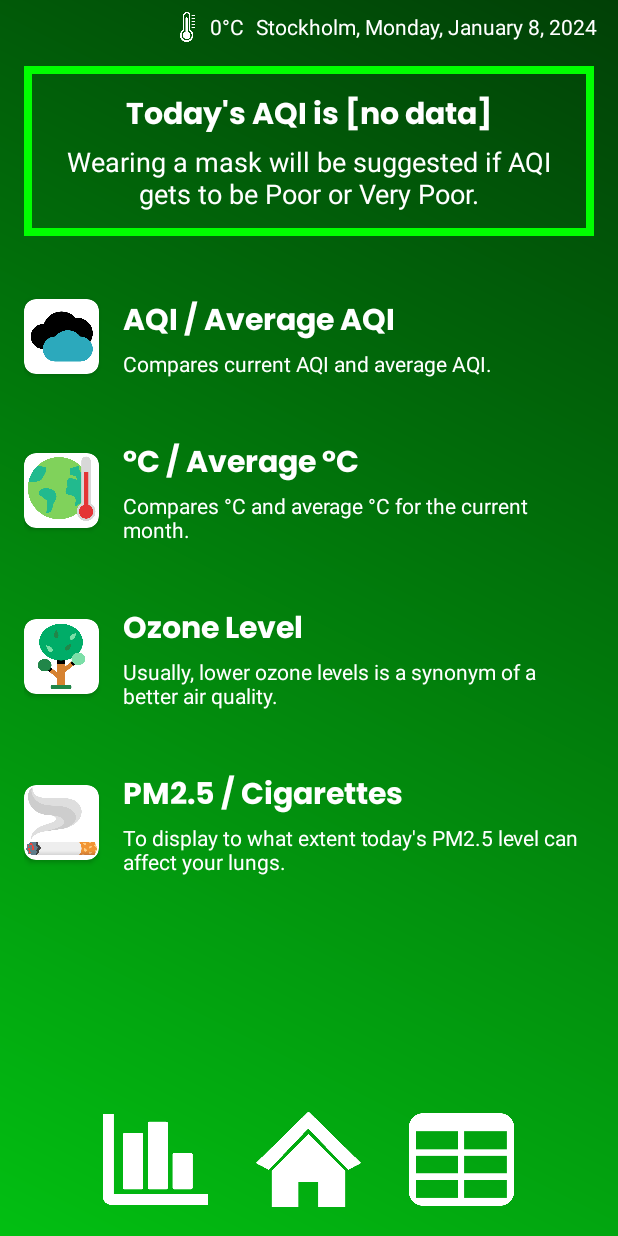
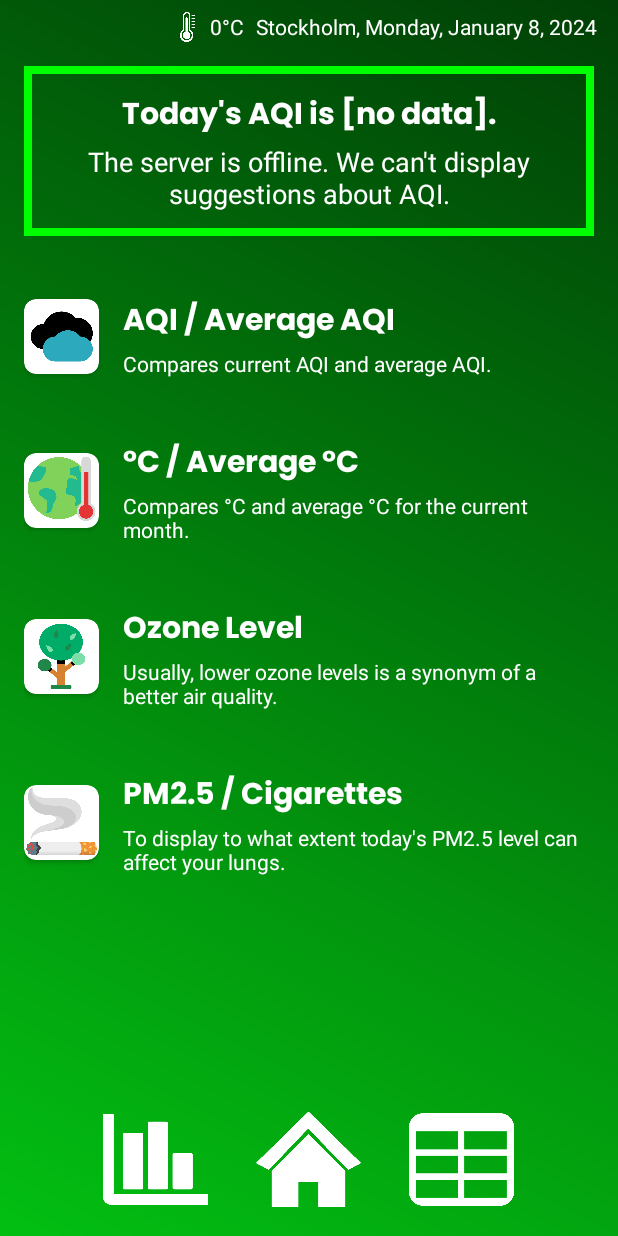
Before and after one commit to Jdgvr/AirStockholm2, an Android app: the screen it shows after launch (ComparisonActivity), after a tap on an icon or button, on a phone screen of 412 x 824 dp. Run offline under Robolectric (Android 15) with nearby library versions, the phone set to English and light mode, and no system bars.

Commit message:
Offline server handled

```diff
--- a/AirStockholm/app/src/main/java/com/example/airstockholm/CommonTools.java
+++ b/AirStockholm/app/src/main/java/com/example/airstockholm/CommonTools.java
@@ -1,8 +1,5 @@
 package com.example.airstockholm;
 
-import android.content.SharedPreferences;
-import android.widget.TextView;
-import android.view.View;
 import java.text.SimpleDateFormat;
 import java.util.Date;
 import java.util.Locale;
@@ -18,7 +15,7 @@ public class CommonTools {
             case 3: return "Moderate.";
             case 4: return "Poor.";
             case 5: return "Very Poor.";
-            default: return "[no data]";
+            default: return "[no data].";
         }
     }
 
@@ -26,8 +23,7 @@ public class CommonTools {
     public static String updateUI_Date() {
         Date date = new Date();
         SimpleDateFormat dateFormat = new SimpleDateFormat("EEEE, MMMM d, yyyy", Locale.ENGLISH);
-        String formattedDate = "Stockholm, " + dateFormat.format(date);
-        return formattedDate;
+        return "Stockholm, " + dateFormat.format(date);
     }
 
     public static String updateUI_Temperature(){
--- a/AirStockholm/app/src/main/java/com/example/airstockholm/ComparisonActivity.java
+++ b/AirStockholm/app/src/main/java/com/example/airstockholm/ComparisonActivity.java
@@ -1,6 +1,5 @@
 package com.example.airstockholm;
 
-import android.annotation.SuppressLint;
 import android.content.Intent;
 import android.content.SharedPreferences;
 import android.os.Bundle;
@@ -15,7 +14,7 @@ import java.util.Calendar;
 public class ComparisonActivity extends AppCompatActivity {
     private TextView todayDate;
     private TextView temperature;
-    private TextView green_box_title, yellow_box_text;
+    private TextView green_box_title, yellow_box_text, green_box_text;
     private FrameLayout yellow_box_frame, green_box_frame;
     private TextView aqi_insight, aqi_text, aqi_title;
     private TextView temperature_insight, temperature_text, temperature_title;
@@ -31,6 +30,7 @@ public class ComparisonActivity extends AppCompatActivity {
         temperature = findViewById(R.id.tvTemperature);
 
         green_box_title = findViewById(R.id.tvGoodAQITitle);
+        green_box_text = findViewById(R.id.tvGoodAQIDetail);
         yellow_box_text = findViewById(R.id.tvMaskAdviceDetail);
         yellow_box_frame = findViewById(R.id.frameMaskAdvice);
         green_box_frame = findViewById(R.id.frameGoodAQI);
@@ -56,9 +56,6 @@ public class ComparisonActivity extends AppCompatActivity {
         String background = sharedPreferences.getString("background", "bg1");
 
         switch(background){
-            case "bg1":
-                findViewById(R.id.comp_act).setBackgroundResource(R.drawable.background_1);
-                break;
             case "bg2":
                 findViewById(R.id.comp_act).setBackgroundResource(R.drawable.background_2);
                 break;
@@ -72,6 +69,7 @@ public class ComparisonActivity extends AppCompatActivity {
                 findViewById(R.id.comp_act).setBackgroundResource(R.drawable.background_5);
                 break;
             default:
+                findViewById(R.id.comp_act).setBackgroundResource(R.drawable.background_1);
                 break;
         }
     }
@@ -105,6 +103,9 @@ public class ComparisonActivity extends AppCompatActivity {
             yellow_box_frame.setVisibility(View.INVISIBLE);
             green_box_frame.setVisibility(View.VISIBLE);
             green_box_title.setText("Today's AQI is " + CommonTools.getAQIString(current_aqi));
+            if(current_aqi == 0) {
+                green_box_text.setText("The server is offline. We can't display suggestions about AQI.");
+            }
         }
     }
 
@@ -138,7 +139,7 @@ public class ComparisonActivity extends AppCompatActivity {
         String ozoneLevelText;
         if (ozone > 140) {
             ozoneLevelText = "Today, ozone level is high (" + ozone + " μg/m3).";
-        } else if (ozone >= 60 && ozone <= 140) {
+        } else if (ozone >= 60) {
             ozoneLevelText = "Today, ozone level is moderate (" + ozone + " μg/m3).";
         } else {
             ozoneLevelText = "Today, ozone level is low (" + ozone + " μg/m3).";
--- a/AirStockholm/app/src/main/java/com/example/airstockholm/DataStockage.java
+++ b/AirStockholm/app/src/main/java/com/example/airstockholm/DataStockage.java
@@ -41,19 +41,35 @@ public class DataStockage {
 
     // to get the values from the hashmap
     public int getTemperature(){
-        return (int) Math.round(sensors_values_map.get("T"));
+        try {
+            return (int) Math.round(sensors_values_map.get("T"));
+        } catch (NullPointerException e){
+            return 0;
+        }
     }
     public int getAQI(){
-        return (int) Math.round(sensors_values_map.get("AQI"));
+        try{
+            return (int) Math.round(sensors_values_map.get("AQI"));
+        } catch (NullPointerException e){
+            return 0;
+        }
     }
     public int getAQI_P(){
-        return (int) Math.round(sensors_values_map.get("AQI_P"));
+        try{
+            return (int) Math.round(sensors_values_map.get("AQI_P"));
+        } catch (NullPointerException e){
+            return 0;
+        }
     }
 
     // these three functions above are held separately to avoid the conversion between double and int in the activities
 
     public double getFeatureValue(String key){
-        return sensors_values_map.get(key);
+        try {
+            return sensors_values_map.get(key);
+        } catch (NullPointerException e){
+            return 0.0;
+        }
     }
-    // possible keys to pass are aqi, aqi_p, t, co, no2, no, pm10, pm25, nh3, o3, so2
+    // possible keys to pass are aqi, aqi_p and t (never used), co, no2, no, pm10, pm25, nh3, o3, so2
 }
--- a/AirStockholm/app/src/main/java/com/example/airstockholm/HttpHandler.java
+++ b/AirStockholm/app/src/main/java/com/example/airstockholm/HttpHandler.java
@@ -1,7 +1,6 @@
 package com.example.airstockholm;
 
 import java.io.BufferedReader;
-import java.io.IOException;
 import java.io.InputStreamReader;
 import java.net.HttpURLConnection;
 import java.net.URL;
@@ -16,6 +15,9 @@ public class HttpHandler {
             // opens the connection between the app and the server
             HttpURLConnection conn = (HttpURLConnection) url.openConnection();
 
+            conn.setConnectTimeout(10000); // connection timeout 10s
+            conn.setReadTimeout(10000); // read timeout 10s
+
             // gets the data from the server (JSON formatted string with AQI, AQI prediction, temperature and sensors data)
             BufferedReader in = new BufferedReader(new InputStreamReader(conn.getInputStream()));
             String inputLine;
@@ -27,8 +29,8 @@ public class HttpHandler {
             }
             in.close();
             response = responseStrBuilder.toString();
-        } catch (IOException e) {
-            e.printStackTrace();
+        } catch (Exception e) {
+            return null;
         }
         return response;
     }
--- a/AirStockholm/app/src/main/java/com/example/airstockholm/MainActivity.java
+++ b/AirStockholm/app/src/main/java/com/example/airstockholm/MainActivity.java
@@ -50,19 +50,26 @@
                 @Override
                 public void run() {
                     final HttpHandler httpHandler = new HttpHandler();
-                    final String response = httpHandler.callApi("http://192.168.64.3:5001/pred_aqi");
-
+                    final String response;
+                    response = httpHandler.callApi("http://192.168.64.3:5001/pred_aqi");
+                    // note that the app tries to connect to our server on the virtual machine.
                     runOnUiThread(new Runnable() {
                         @Override
                         public void run() {
-                            try {
+                            try{
                                 if (response != null) {
                                     // sets the sensor values to be ready for the other activities
                                     DataStockage.getInstance().setSensors_values(new JSONObject(response));
+                                }
+                                else{
+                                    DataStockage.getInstance().setSensors_values(new JSONObject("{'AQI' : 0.0, 'CO' : 0.0, " +
+                                            "'SO2' : 0.0, 'NO' : 0.0, 'NO2' : 0.0, 'PM10' : 0.0, 'PM25' : 0.0, 'O3' : 0.0, " +
+                                            "'NH3' : 0.0, 'T' : 0.0, 'AQI_P' : 0.0}")); // default values if the server is offline
+                                    daytime.setText("The server is offline.");
+                                }
+                                updateUI_AQI_P();
+                                temperature.setText(CommonTools.updateUI_Temperature());
 
-                                    updateUI_AQI_P();
-                                    temperature.setText(CommonTools.updateUI_Temperature());
-                                }
                             } catch (JSONException e) {
                                 e.printStackTrace();
                             }
@@ -132,7 +139,11 @@
                     bg_editor.apply();
                     findViewById(R.id.main_act).setBackgroundResource(R.drawable.background_5);
                     break;
-                default: break;
+                default:
+                    bg_editor.putString("background", "no_data");
+                    bg_editor.apply();
+                    findViewById(R.id.main_act).setBackgroundResource(R.drawable.background_1);
+                    break;
             }
         }
 
```
Also changed, not shown: AirStockholm/app/src/main/java/com/example/airstockholm/SensorsActivity.java (+8 -9 lines).
